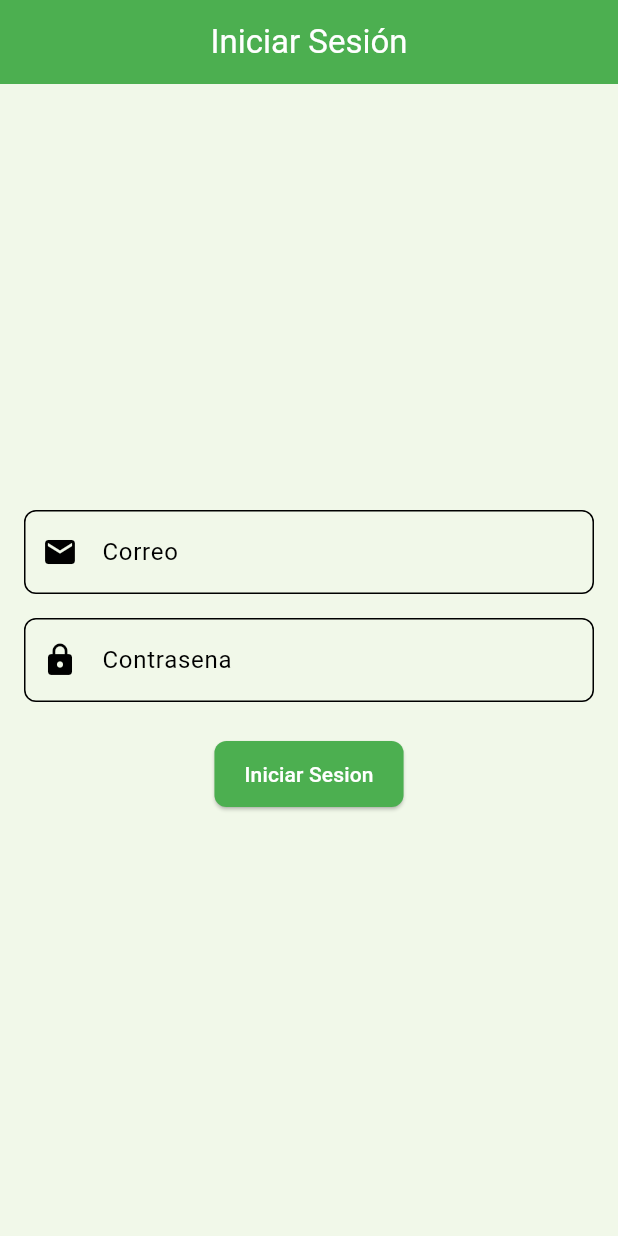
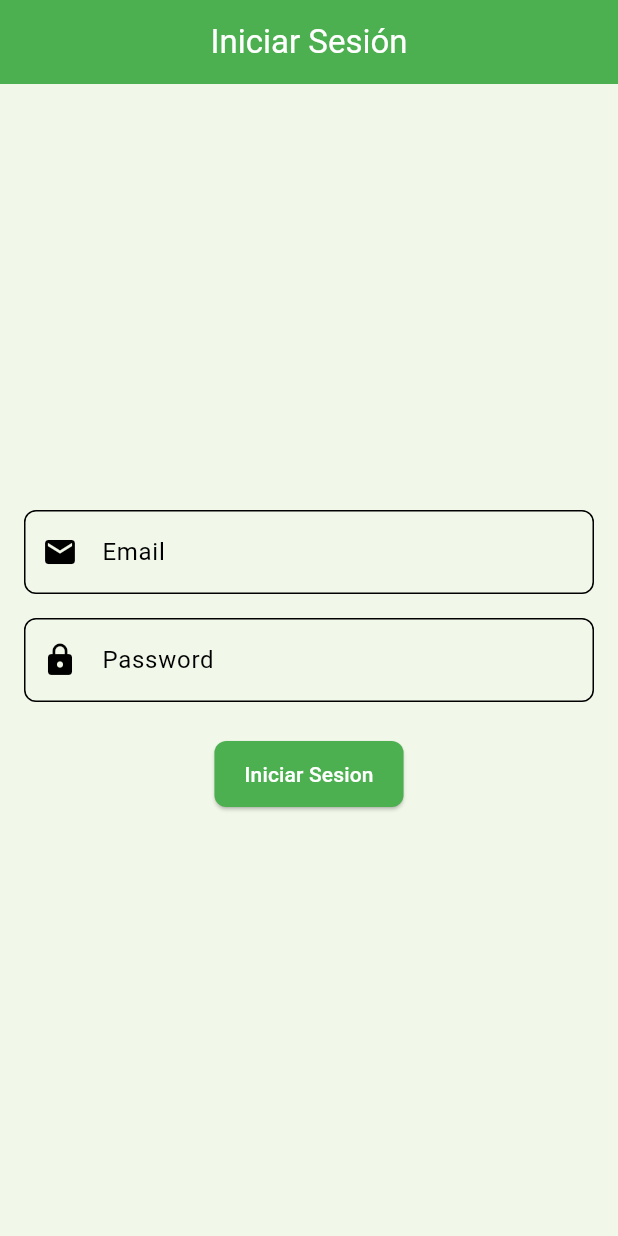
Before and after one commit to AlexNaupay/Persoanal-Finance-Flutter, a Flutter app: the screen it shows after launch, on a phone screen of 412 x 824 dp. Run offline on Flutter 3.47's test engine with Material 3 defaults, Android fonts, the light colour scheme and no system bars; our stand-ins replace bloc, firebase_auth, firebase_core, fl_chart, flutter_bloc, go_router; accounts and stored records are empty; generated files the repository leaves out were written again.

Commit message:
feat: Implement login screen and update Android configuration
This commit implements a login screen with email and password fields, along with input validation. It also updates the Android configuration, including compile SDK, NDK version, min SDK, and target SDK.

```diff
--- a/lib/auth/login_screen.dart
+++ b/lib/auth/login_screen.dart
@@ -61,7 +61,7 @@ class _LoginFormState extends State<LoginForm> {
           const SizedBox(height: 16),
           PasswordField(controller: _passwordController),
           const SizedBox(height: 24),
-          ElevatedButton(onPressed: () => _signIn, child: const Text('Iniciar Sesion')),
+          ElevatedButton(onPressed: () => _signIn(), child: const Text('Iniciar Sesion')),
         ],
       ),
     );
@@ -103,7 +103,7 @@ class EmailField extends StatelessWidget {
   Widget build(BuildContext context) {
     return TextFormField(
       controller: controller,
-      decoration: const InputDecoration(labelText: 'Correo', prefixIcon: Icon(Icons.email)),
+      decoration: const InputDecoration(labelText: 'Email', prefixIcon: Icon(Icons.email)),
       keyboardType: TextInputType.emailAddress,
       validator: Validator.validateEmail,
     );
@@ -119,7 +119,7 @@ class PasswordField extends StatelessWidget {
   Widget build(BuildContext context) {
     return TextFormField(
       controller: controller,
-      decoration: const InputDecoration(labelText: 'Contrasena', prefixIcon: Icon(Icons.lock)),
+      decoration: const InputDecoration(labelText: 'Password', prefixIcon: Icon(Icons.lock)),
       obscureText: true,
       keyboardType: TextInputType.emailAddress,
       validator: Validator.validatePassword,
```
Also changed, not shown: 2 other files.
